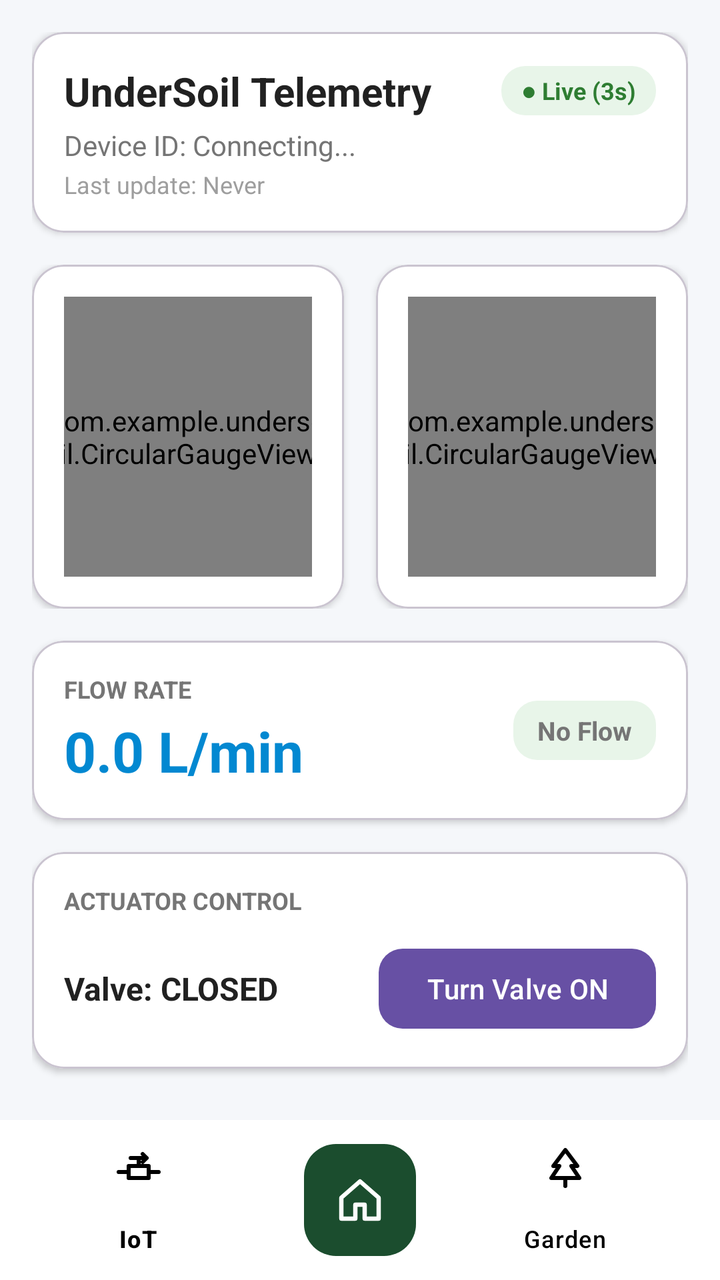
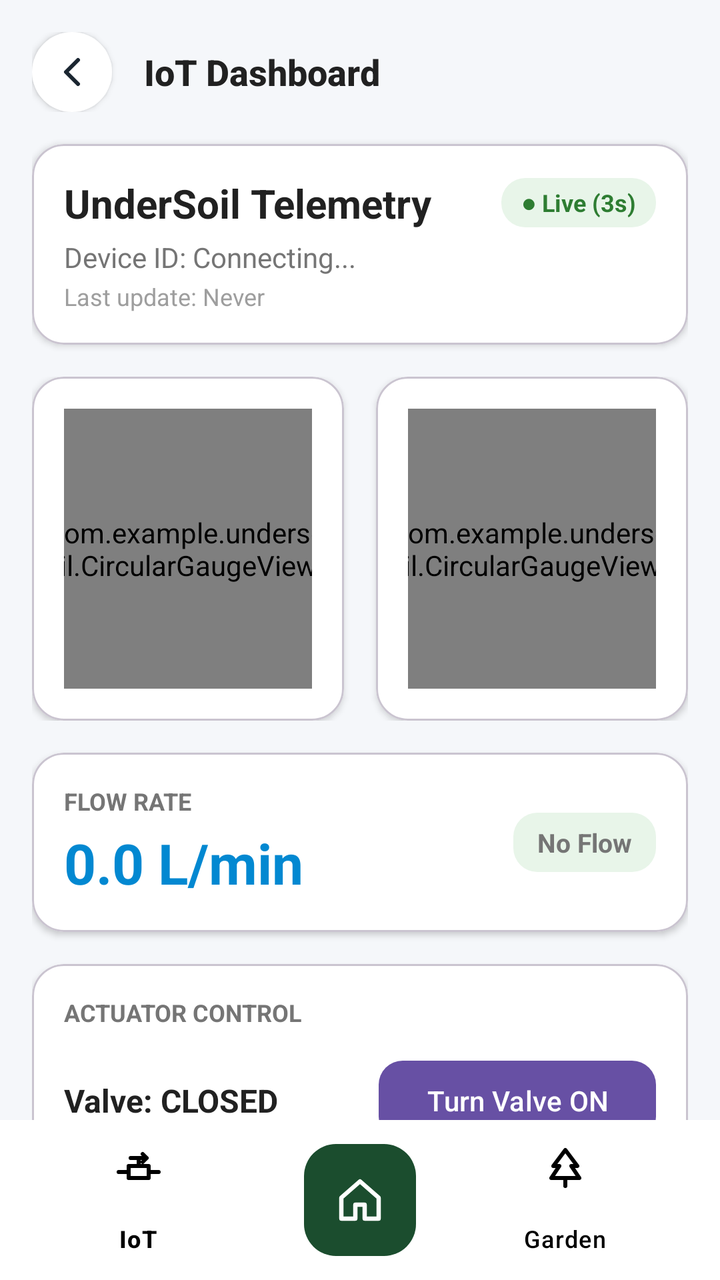

Compare the two renders of this Android layout. The source of the first and the diff that turns it into the second are given below.
<!-- AndroidManifest.xml: application theme Theme.Undersoil -->
<!-- res/layout/iot_screen.xml -->
<?xml version="1.0" encoding="utf-8"?>
<androidx.coordinatorlayout.widget.CoordinatorLayout
    xmlns:android="http://schemas.android.com/apk/res/android"
    xmlns:app="http://schemas.android.com/apk/res-auto"
    xmlns:tools="http://schemas.android.com/tools"
    android:id="@+id/main"
    android:layout_width="match_parent"
    android:layout_height="match_parent"
    android:background="#F5F7FA">

    <androidx.core.widget.NestedScrollView
        android:layout_width="match_parent"
        android:layout_height="match_parent"
        android:layout_marginBottom="60dp"
        android:fillViewport="true">

        <LinearLayout
            android:layout_width="match_parent"
            android:layout_height="wrap_content"
            android:orientation="vertical"
            android:padding="16dp">

            
            <com.google.android.material.card.MaterialCardView
                android:id="@+id/cardWarningBanner"
                android:layout_width="match_parent"
                android:layout_height="wrap_content"
                android:layout_marginBottom="16dp"
                android:visibility="gone"
                app:cardBackgroundColor="#FFEBEE"
                app:cardCornerRadius="16dp"
                app:cardElevation="4dp"
                app:strokeColor="#D32F2F"
                app:strokeWidth="2dp">

                <LinearLayout
                    android:layout_width="match_parent"
                    android:layout_height="wrap_content"
                    android:gravity="center_vertical"
                    android:orientation="horizontal"
                    android:padding="16dp">

                    <TextView
                        android:layout_width="wrap_content"
                        android:layout_height="wrap_content"
                        android:layout_marginEnd="12dp"
                        android:text="🚨"
                        android:textSize="26sp" />

                    <LinearLayout
                        android:layout_width="0dp"
                        android:layout_height="wrap_content"
                        android:layout_weight="1"
                        android:orientation="vertical">

                        <TextView
                            android:layout_width="wrap_content"
                            android:layout_height="wrap_content"
                            android:text="UNINTENDED FLOW DETECTED!"
                            android:textColor="#B71C1C"
                            android:textSize="13sp"
                            android:textStyle="bold" />

                        <TextView
                            android:id="@+id/tvWarningBannerText"
                            android:layout_width="wrap_content"
                            android:layout_height="wrap_content"
                            android:layout_marginTop="2dp"
                            android:text="Active flow detected while valve is CLOSED."
                            android:textColor="#C62828"
                            android:textSize="12sp" />

                    </LinearLayout>

                    <com.google.android.material.button.MaterialButton
                        android:id="@+id/btnWarningAction"
                        style="@style/Widget.Material3.Button.TextButton"
                        android:layout_width="wrap_content"
                        android:layout_height="wrap_content"
                        android:text="OPEN VALVE"
                        android:textColor="#B71C1C"
                        android:textStyle="bold" />

                </LinearLayout>
            </com.google.android.material.card.MaterialCardView>

            
            <com.google.android.material.card.MaterialCardView
                android:layout_width="match_parent"
                android:layout_height="wrap_content"
                android:layout_marginBottom="16dp"
                app:cardCornerRadius="16dp"
                app:cardElevation="2dp"
                app:cardBackgroundColor="@color/white">

                <LinearLayout
                    android:layout_width="match_parent"
                    android:layout_height="wrap_content"
                    android:orientation="vertical"
                    android:padding="16dp">

                    <LinearLayout
                        android:layout_width="match_parent"
                        android:layout_height="wrap_content"
                        android:gravity="center_vertical"
                        android:orientation="horizontal">

                        <TextView
                            android:id="@+id/tvDeviceTitle"
                            android:layout_width="0dp"
                            android:layout_height="wrap_content"
                            android:layout_weight="1"
                            android:text="UnderSoil Telemetry"
                            android:textColor="#212121"
                            android:textSize="20sp"
                            android:textStyle="bold" />

                        <TextView
                            android:id="@+id/tvStreamStatus"
                            android:layout_width="wrap_content"
                            android:layout_height="wrap_content"
                            android:background="@drawable/bg_status_badge"
                            android:paddingHorizontal="10dp"
                            android:paddingVertical="4dp"
                            android:text="● Live (3s)"
                            android:textColor="@color/valve_open"
                            android:textSize="12sp"
                            android:textStyle="bold" />
                    </LinearLayout>

                    <TextView
                        android:id="@+id/tvDeviceId"
                        android:layout_width="wrap_content"
                        android:layout_height="wrap_content"
                        android:layout_marginTop="4dp"
                        android:text="Device ID: Connecting..."
                        android:textColor="#757575"
                        android:textSize="14sp" />

                    <TextView
                        android:id="@+id/tvLastUpdated"
                        android:layout_width="wrap_content"
                        android:layout_height="wrap_content"
                        android:layout_marginTop="2dp"
                        android:text="Last update: Never"
                        android:textColor="#9E9E9E"
                        android:textSize="12sp" />

                </LinearLayout>
            </com.google.android.material.card.MaterialCardView>

            
            <LinearLayout
                android:layout_width="match_parent"
                android:layout_height="wrap_content"
                android:layout_marginBottom="16dp"
                android:orientation="horizontal"
                android:baselineAligned="false">

                
                <com.google.android.material.card.MaterialCardView
                    android:layout_width="0dp"
                    android:layout_height="wrap_content"
                    android:layout_weight="1"
                    android:layout_marginEnd="8dp"
                    app:cardCornerRadius="16dp"
                    app:cardElevation="2dp"
                    app:cardBackgroundColor="@color/white">

                    <LinearLayout
                        android:layout_width="match_parent"
                        android:layout_height="wrap_content"
                        android:gravity="center"
                        android:orientation="vertical"
                        android:padding="16dp">

                        <com.example.undersoil.CircularGaugeView
                            android:id="@+id/gaugeTemperature"
                            android:layout_width="140dp"
                            android:layout_height="140dp" />

                    </LinearLayout>
                </com.google.android.material.card.MaterialCardView>

                
                <com.google.android.material.card.MaterialCardView
                    android:layout_width="0dp"
                    android:layout_height="wrap_content"
                    android:layout_weight="1"
                    android:layout_marginStart="8dp"
                    app:cardCornerRadius="16dp"
                    app:cardElevation="2dp"
                    app:cardBackgroundColor="@color/white">

                    <LinearLayout
                        android:layout_width="match_parent"
                        android:layout_height="wrap_content"
                        android:gravity="center"
                        android:orientation="vertical"
                        android:padding="16dp">

                        <com.example.undersoil.CircularGaugeView
                            android:id="@+id/gaugeHumidity"
                            android:layout_width="140dp"
                            android:layout_height="140dp" />

                    </LinearLayout>
                </com.google.android.material.card.MaterialCardView>

            </LinearLayout>

            
            <com.google.android.material.card.MaterialCardView
                android:layout_width="match_parent"
                android:layout_height="wrap_content"
                android:layout_marginBottom="16dp"
                app:cardCornerRadius="16dp"
                app:cardElevation="2dp"
                app:cardBackgroundColor="@color/white">

                <LinearLayout
                    android:layout_width="match_parent"
                    android:layout_height="wrap_content"
                    android:orientation="horizontal"
                    android:gravity="center_vertical"
                    android:padding="16dp">

                    <LinearLayout
                        android:layout_width="0dp"
                        android:layout_height="wrap_content"
                        android:layout_weight="1"
                        android:orientation="vertical">

                        <TextView
                            android:layout_width="wrap_content"
                            android:layout_height="wrap_content"
                            android:text="FLOW RATE"
                            android:textColor="#757575"
                            android:textSize="12sp"
                            android:textStyle="bold" />

                        <TextView
                            android:id="@+id/tvFlowRate"
                            android:layout_width="wrap_content"
                            android:layout_height="wrap_content"
                            android:layout_marginTop="4dp"
                            android:text="0.0 L/min"
                            android:textColor="@color/flow_rate_blue"
                            android:textSize="28sp"
                            android:textStyle="bold" />
                    </LinearLayout>

                    <TextView
                        android:id="@+id/tvFlowStatus"
                        android:layout_width="wrap_content"
                        android:layout_height="wrap_content"
                        android:background="@drawable/bg_status_badge"
                        android:paddingHorizontal="12dp"
                        android:paddingVertical="6dp"
                        android:text="No Flow"
                        android:textColor="#757575"
                        android:textSize="13sp"
                        android:textStyle="bold" />

                </LinearLayout>
            </com.google.android.material.card.MaterialCardView>

            
            <com.google.android.material.card.MaterialCardView
                android:layout_width="match_parent"
                android:layout_height="wrap_content"
                app:cardCornerRadius="16dp"
                app:cardElevation="2dp"
                app:cardBackgroundColor="@color/white">

                <LinearLayout
                    android:layout_width="match_parent"
                    android:layout_height="wrap_content"
                    android:orientation="vertical"
                    android:padding="16dp">

                    <TextView
                        android:layout_width="wrap_content"
                        android:layout_height="wrap_content"
                        android:text="ACTUATOR CONTROL"
                        android:textColor="#757575"
                        android:textSize="12sp"
                        android:textStyle="bold" />

                    <LinearLayout
                        android:layout_width="match_parent"
                        android:layout_height="wrap_content"
                        android:layout_marginTop="12dp"
                        android:gravity="center_vertical"
                        android:orientation="horizontal">

                        <TextView
                            android:id="@+id/tvValveStatus"
                            android:layout_width="0dp"
                            android:layout_height="wrap_content"
                            android:layout_weight="1"
                            android:text="Valve: CLOSED"
                            android:textColor="#212121"
                            android:textSize="16sp"
                            android:textStyle="bold" />

                        <com.google.android.material.button.MaterialButton
                            android:id="@+id/btnToggleValve"
                            android:layout_width="wrap_content"
                            android:layout_height="wrap_content"
                            android:text="Turn Valve ON"
                            app:cornerRadius="12dp" />

                    </LinearLayout>

                </LinearLayout>
            </com.google.android.material.card.MaterialCardView>

        </LinearLayout>

    </androidx.core.widget.NestedScrollView>

    
    <com.google.android.material.bottomappbar.BottomAppBar
        android:id="@+id/bottomAppBar"
        android:layout_width="match_parent"
        android:layout_height="wrap_content"
        android:layout_gravity="bottom"
        app:backgroundTint="#FFFFFF"
        app:fabAlignmentMode="center"
        app:fabAnimationMode="slide"
        app:fabCradleMargin="10dp"
        app:fabCradleRoundedCornerRadius="24dp"
        app:fabCradleVerticalOffset="6dp">

        <com.google.android.material.bottomnavigation.BottomNavigationView
            android:id="@+id/bottom_navigation"
            android:layout_width="match_parent"
            android:layout_height="wrap_content"
            android:layout_marginEnd="16dp"
            android:background="@android:color/transparent"
            app:elevation="0dp"
            app:itemIconTint="@color/black"
            app:itemTextColor="@color/black"
            app:labelVisibilityMode="labeled"
            app:menu="@menu/bottom_nav_menu" />

    </com.google.android.material.bottomappbar.BottomAppBar>

    
    <com.google.android.material.floatingactionbutton.FloatingActionButton
        android:id="@+id/fabHome"
        android:layout_width="wrap_content"
        android:layout_height="wrap_content"
        android:contentDescription="@string/nav_home"
        android:src="@drawable/ic_home"
        app:backgroundTint="#1B4D2E"
        app:tint="#FFFFFF"
        app:layout_anchor="@id/bottomAppBar"
        app:maxImageSize="28dp" />

</androidx.coordinatorlayout.widget.CoordinatorLayout>
<!-- resources referenced by this layout -->
<resources>
  <color name="black">#FF000000</color>
  <color name="flow_rate_blue">#0288D1</color>
  <color name="valve_open">#2E7D32</color>
  <color name="white">#FFFFFFFF</color>
  <!-- drawable bg_status_badge (drawable) -->
  <?xml version="1.0" encoding="utf-8"?>
  <shape xmlns:android="http://schemas.android.com/apk/res/android"
      android:shape="rectangle">
      <corners android:radius="12dp" />
      <solid android:color="#E8F5E9" />
  </shape>
  <!-- drawable ic_home (drawable) -->
  <?xml version="1.0" encoding="utf-8"?>
  <vector xmlns:android="http://schemas.android.com/apk/res/android"
      android:width="24dp"
      android:height="24dp"
      android:viewportWidth="24"
      android:viewportHeight="24">
      <path
          android:fillColor="@android:color/transparent"
          android:strokeColor="#FFFFFF"
          android:strokeWidth="1.8"
          android:strokeLineJoin="round"
          android:strokeLineCap="round"
          android:pathData="M4,11 L12,4 L20,11 L20,20 L14,20 L14,14 L10,14 L10,20 L4,20 Z" />
  </vector>
  <string name="nav_home">Home</string>
  <style name="Theme.Undersoil" parent="Base.Theme.Undersoil" />
  <style name="Base.Theme.Undersoil" parent="Theme.Material3.DayNight.NoActionBar">
          
      </style>
</resources>

<!-- the commit's change to res/layout/iot_screen.xml (unified diff, before → after) -->
@@ -19,6 +19,35 @@
             android:layout_height="wrap_content"
             android:orientation="vertical"
             android:padding="16dp">
+
+            
+            <LinearLayout
+                android:layout_width="match_parent"
+                android:layout_height="wrap_content"
+                android:gravity="center_vertical"
+                android:orientation="horizontal"
+                android:layout_marginBottom="16dp">
+
+                <ImageButton
+                    android:id="@+id/backButton"
+                    android:layout_width="40dp"
+                    android:layout_height="40dp"
+                    android:background="@drawable/bg_circle_white"
+                    android:elevation="2dp"
+                    android:padding="10dp"
+                    android:src="@drawable/ic_back_arrow"
+                    android:contentDescription="Back" />
+
+                <TextView
+                    android:layout_width="wrap_content"
+                    android:layout_height="wrap_content"
+                    android:layout_marginStart="16dp"
+                    android:fontFamily="sans-serif-medium"
+                    android:text="IoT Dashboard"
+                    android:textColor="#212121"
+                    android:textSize="18sp"
+                    android:textStyle="bold" />
+            </LinearLayout>
 
             
             <com.google.android.material.card.MaterialCardView
<!-- resource entries referenced after the edit -->
@@ -4,6 +4,12 @@
   <color name="flow_rate_blue">#0288D1</color>
   <color name="valve_open">#2E7D32</color>
   <color name="white">#FFFFFFFF</color>
+  <!-- drawable bg_circle_white (drawable) -->
+  <?xml version="1.0" encoding="utf-8"?>
+  <shape xmlns:android="http://schemas.android.com/apk/res/android"
+      android:shape="oval">
+      <solid android:color="@color/white" />
+  </shape>
   <!-- drawable bg_status_badge (drawable) -->
   <?xml version="1.0" encoding="utf-8"?>
   <shape xmlns:android="http://schemas.android.com/apk/res/android"
@@ -11,6 +17,21 @@
       <corners android:radius="12dp" />
       <solid android:color="#E8F5E9" />
   </shape>
+  <!-- drawable ic_back_arrow (drawable) -->
+  <?xml version="1.0" encoding="utf-8"?>
+  <vector xmlns:android="http://schemas.android.com/apk/res/android"
+      android:width="24dp"
+      android:height="24dp"
+      android:viewportWidth="24"
+      android:viewportHeight="24">
+      <path
+          android:fillColor="@android:color/transparent"
+          android:strokeColor="#1A2530"
+          android:strokeWidth="2"
+          android:strokeLineCap="round"
+          android:strokeLineJoin="round"
+          android:pathData="M15,18 L9,12 L15,6" />
+  </vector>
   <!-- drawable ic_home (drawable) -->
   <?xml version="1.0" encoding="utf-8"?>
   <vector xmlns:android="http://schemas.android.com/apk/res/android"
